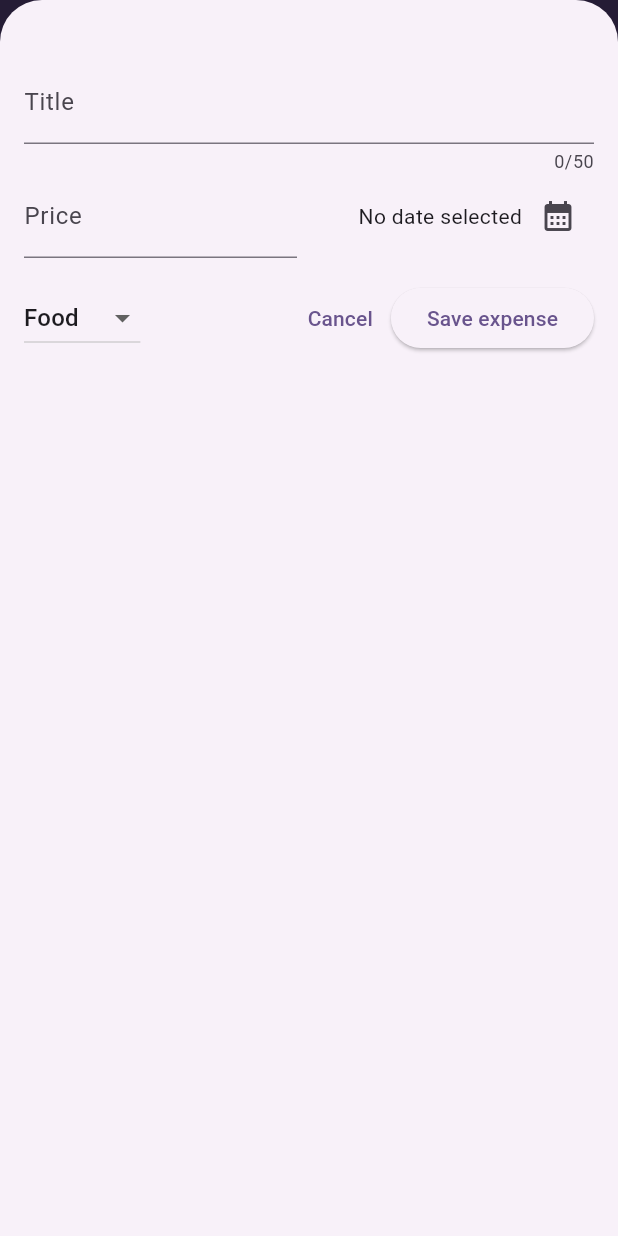
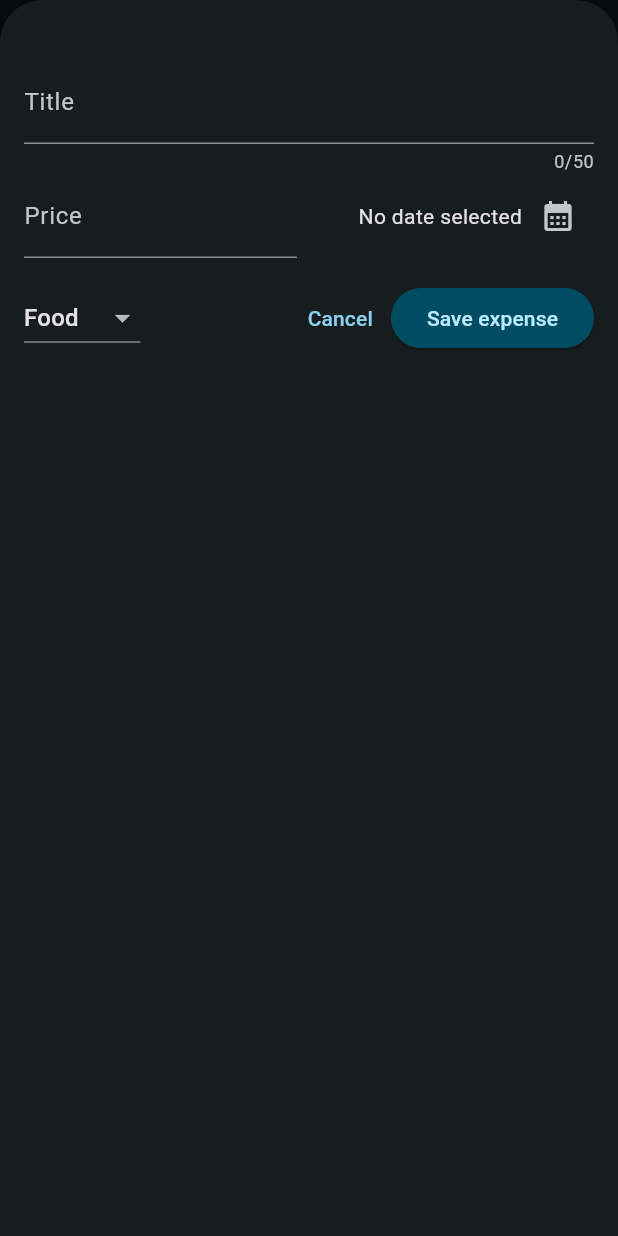
Before and after one commit to MarcinFed/expense_tracker, a Flutter app: the screen it shows after launch, after a tap on the "add" icon, on a phone screen of 412 x 824 dp. Run offline on Flutter 3.47's test engine with Material 3 defaults, Android fonts, the phone set to English and light mode, and no system bars.

Commit message:
Added expenses chart

```diff
--- a/lib/main.dart
+++ b/lib/main.dart
@@ -1,12 +1,31 @@
 import 'package:flutter/material.dart';
 import 'package:expense_tracker/widgets/expenses.dart';
 
-var kColorScheme = ColorScheme.fromSeed(seedColor: const Color.fromARGB(
-    255, 163, 134, 214));
+var kColorScheme = ColorScheme.fromSeed(
+  seedColor: const Color.fromARGB(255, 96, 59, 181),
+);
+
+var kDarkColorScheme = ColorScheme.fromSeed(
+  seedColor: const Color.fromARGB(255, 5, 99, 125),
+  brightness: Brightness.dark,
+);
 
 void main() {
   runApp(
     MaterialApp(
+      darkTheme: ThemeData.dark().copyWith(
+        colorScheme: kDarkColorScheme,
+        cardTheme: const CardTheme().copyWith(
+          color: kDarkColorScheme.secondaryContainer,
+          margin: const EdgeInsets.symmetric(horizontal: 16, vertical: 8),
+        ),
+        elevatedButtonTheme: ElevatedButtonThemeData(
+          style: ElevatedButton.styleFrom(
+            backgroundColor: kDarkColorScheme.primaryContainer,
+            foregroundColor: kDarkColorScheme.onPrimaryContainer,
+          ),
+        ),
+      ),
       theme: ThemeData().copyWith(
         colorScheme: kColorScheme,
         appBarTheme: const AppBarTheme().copyWith(
@@ -15,8 +34,22 @@ void main() {
         ),
         cardTheme: const CardTheme().copyWith(
           color: kColorScheme.secondaryContainer,
-          margin: const EdgeInsets.all(16)),
+          margin: const EdgeInsets.symmetric(horizontal: 16, vertical: 8),
+        ),
+        elevatedButtonTheme: ElevatedButtonThemeData(
+          style: ElevatedButton.styleFrom(
+            backgroundColor: kColorScheme.primaryContainer,
+          ),
+        ),
+        textTheme: ThemeData().textTheme.copyWith(
+              titleLarge: TextStyle(
+                fontSize: 16,
+                fontWeight: FontWeight.normal,
+                color: kColorScheme.onSecondaryContainer,
+              ),
+            ),
       ),
+      themeMode: ThemeMode.dark,
       title: 'Expenses Tracker',
       home: const Expenses(),
     ),
--- a/lib/models/expense.dart
+++ b/lib/models/expense.dart
@@ -41,3 +41,26 @@ class Expense {
     return categoryIcons[category]!;
   }
 }
+
+class ExpenseBucket {
+  const ExpenseBucket({
+    required this.category,
+    required this.expenses,
+  });
+
+  ExpenseBucket.forCategory(List<Expense> allExpenses, this.category)
+      : expenses = allExpenses
+            .where((expense) => expense.category == category)
+            .toList();
+
+  final Category category;
+  final List<Expense> expenses;
+
+  double get totalExpenses {
+    double sum = 0;
+    for (final expense in expenses) {
+      sum += expense.amount;
+    }
+    return sum;
+  }
+}
--- /dev/null
+++ b/lib/widgets/chart/char.dart
@@ -0,0 +1,94 @@
+import 'package:flutter/material.dart';
+import 'package:expense_tracker/widgets/chart/chart_bar.dart';
+import 'package:expense_tracker/models/expense.dart';
+
+class Chart extends StatelessWidget {
+  const Chart({super.key, required this.expenses});
+
+  final List<Expense> expenses;
+
+  List<ExpenseBucket> get buckets {
+    return [
+      ExpenseBucket.forCategory(expenses, Category.food),
+      ExpenseBucket.forCategory(expenses, Category.leisure),
+      ExpenseBucket.forCategory(expenses, Category.travel),
+      ExpenseBucket.forCategory(expenses, Category.work),
+    ];
+  }
+
+  double get maxTotalExpense {
+    double maxTotalExpense = 0;
+
+    for (final bucket in buckets) {
+      if (bucket.totalExpenses > maxTotalExpense) {
+        maxTotalExpense = bucket.totalExpenses;
+      }
+    }
+
+    return maxTotalExpense;
+  }
+
+  @override
+  Widget build(BuildContext context) {
+    final isDarkMode =
+        MediaQuery.of(context).platformBrightness == Brightness.dark;
+    return Container(
+      margin: const EdgeInsets.all(16),
+      padding: const EdgeInsets.symmetric(
+        vertical: 16,
+        horizontal: 8,
+      ),
+      width: double.infinity,
+      height: 180,
+      decoration: BoxDecoration(
+        borderRadius: BorderRadius.circular(8),
+        gradient: LinearGradient(
+          colors: [
+            Theme.of(context).colorScheme.primary.withOpacity(0.3),
+            Theme.of(context).colorScheme.primary.withOpacity(0.0)
+          ],
+          begin: Alignment.bottomCenter,
+          end: Alignment.topCenter,
+        ),
+      ),
+      child: Column(
+        children: [
+          Expanded(
+            child: Row(
+              crossAxisAlignment: CrossAxisAlignment.end,
+              children: [
+                for (final bucket in buckets) // alternative to map()
+                  ChartBar(
+                    fill: bucket.totalExpenses == 0
+                        ? 0
+                        : bucket.totalExpenses / maxTotalExpense,
+                  )
+              ],
+            ),
+          ),
+          const SizedBox(height: 12),
+          Row(
+            children: buckets
+                .map(
+                  (bucket) => Expanded(
+                child: Padding(
+                  padding: const EdgeInsets.symmetric(horizontal: 4),
+                  child: Icon(
+                    categoryIcons[bucket.category],
+                    color: isDarkMode
+                        ? Theme.of(context).colorScheme.secondary
+                        : Theme.of(context)
+                        .colorScheme
+                        .primary
+                        .withOpacity(0.7),
+                  ),
+                ),
+              ),
+            )
+                .toList(),
+          )
+        ],
+      ),
+    );
+  }
+}
--- /dev/null
+++ b/lib/widgets/chart/chart_bar.dart
@@ -0,0 +1,34 @@
+import 'package:flutter/material.dart';
+
+class ChartBar extends StatelessWidget {
+  const ChartBar({
+    super.key,
+    required this.fill,
+  });
+
+  final double fill;
+
+  @override
+  Widget build(BuildContext context) {
+    final isDarkMode =
+        MediaQuery.of(context).platformBrightness == Brightness.dark;
+    return Expanded(
+      child: Padding(
+        padding: const EdgeInsets.symmetric(horizontal: 4),
+        child: FractionallySizedBox(
+          heightFactor: fill,
+          child: DecoratedBox(
+            decoration: BoxDecoration(
+              shape: BoxShape.rectangle,
+              borderRadius:
+              const BorderRadius.vertical(top: Radius.circular(8)),
+              color: isDarkMode
+                  ? Theme.of(context).colorScheme.secondary
+                  : Theme.of(context).colorScheme.primary.withOpacity(0.65),
+            ),
+          ),
+        ),
+      ),
+    );
+  }
+}
--- a/lib/widgets/expenses.dart
+++ b/lib/widgets/expenses.dart
@@ -1,3 +1,4 @@
+import 'package:expense_tracker/widgets/chart/char.dart';
 import 'package:expense_tracker/widgets/expenses_list/expenses_list.dart';
 import 'package:expense_tracker/widgets/new_expense.dart';
 import 'package:flutter/material.dart';
@@ -98,7 +99,7 @@ class _ExpensesState extends State<Expenses> {
       ),
       body: Column(
         children: [
-          const Text('The chart'),
+          Chart(expenses: _registeredExpenses),
           Expanded(
             child: mainContent,
           ),
--- a/lib/widgets/expenses_list/expense_item.dart
+++ b/lib/widgets/expenses_list/expense_item.dart
@@ -8,17 +8,16 @@ class ExpenseItem extends StatelessWidget {
 
   @override
   Widget build(context) {
-    return Padding(
-      padding: const EdgeInsets.symmetric(
-        vertical: 8,
-        horizontal: 20,
-      ),
-      child: Card(
+    return Card(
       child: Padding(
         padding: const EdgeInsets.all(10),
         child: Column(
+          crossAxisAlignment: CrossAxisAlignment.start,
           children: [
-              Text(expense.title),
+            Text(
+              expense.title,
+              style: Theme.of(context).textTheme.titleLarge,
+            ),
             const SizedBox(height: 4),
             Row(
               children: [
@@ -42,7 +41,6 @@ class ExpenseItem extends StatelessWidget {
           ],
         ),
       ),
-      ),
     );
   }
 }
--- a/lib/widgets/expenses_list/expenses_list.dart
+++ b/lib/widgets/expenses_list/expenses_list.dart
@@ -18,6 +18,12 @@ class ExpensesList extends StatelessWidget {
       itemCount: expenses.length,
       itemBuilder: (ctx, index) => Dismissible(
         key: ValueKey(expenses[index]),
+        background: Container(
+          color: Theme.of(context).colorScheme.error.withOpacity(0.75),
+          margin: EdgeInsets.symmetric(
+            horizontal: Theme.of(context).cardTheme.margin!.horizontal,
+          ),
+        ),
         onDismissed: (direction) {
           onRemoveExpense(expenses[index]);
         },
```
Lines whose indentation alone changed are shown as unchanged.
